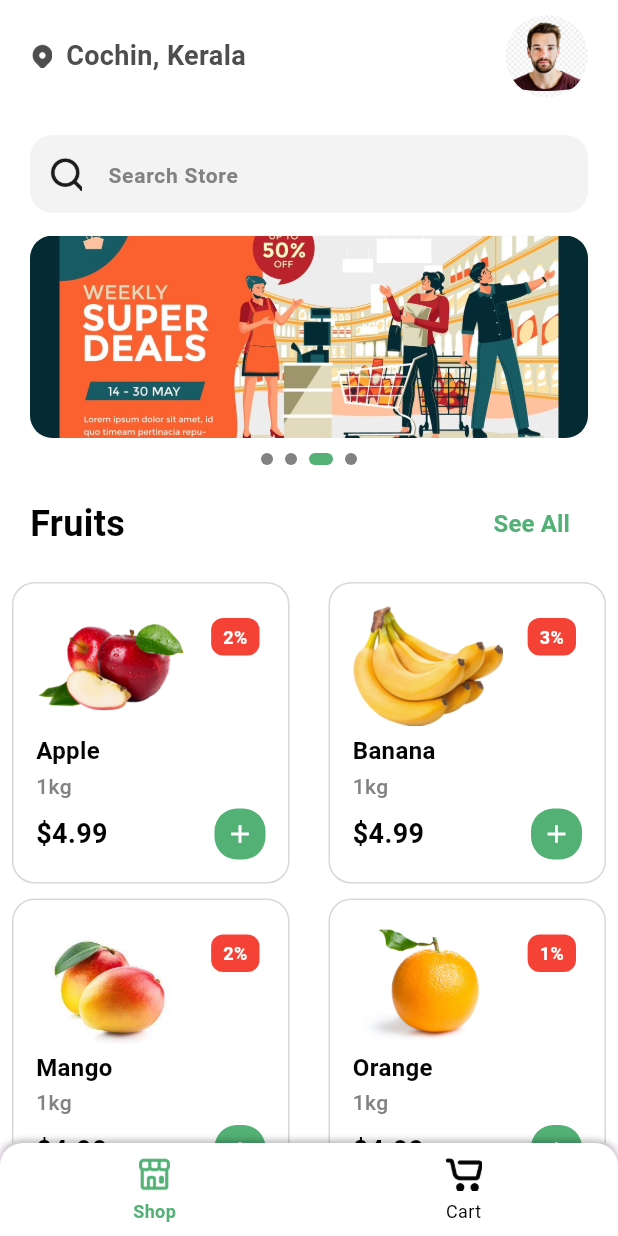
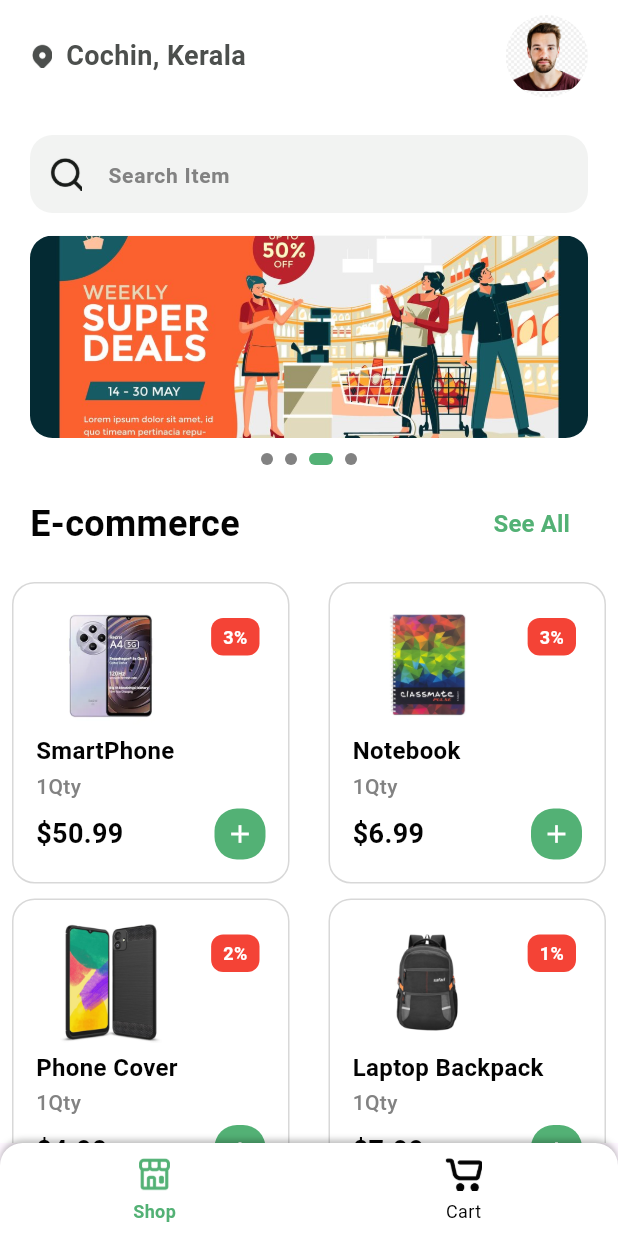
Before and after one commit to anilantony49/e-commerce-app_machine-test, a Flutter app: the screen it shows after launch, on a phone screen of 412 x 824 dp. Run offline on Flutter 3.47's test engine with Material 3 defaults, Android fonts, the phone set to English and light mode, and no system bars; drawn by our look-alikes of smooth_page_indicator; our stand-ins replace animated_text_kit, hive_flutter; accounts and stored records are empty.

Commit message:
Product details screen complete

```diff
--- a/lib/models/cart_models.dart
+++ b/lib/models/cart_models.dart
@@ -17,6 +17,8 @@ class CartModels {
   final String unit;
   @HiveField(6)
   final String discount;
+  @HiveField(7)
+  final String? description;
 
   CartModels(
       {required this.id,
@@ -25,5 +27,6 @@ class CartModels {
       required this.quantity,
       required this.unit,
       required this.image,
-      required this.discount});
+      required this.discount,
+      this.description});
 }
--- a/lib/utils/text.dart
+++ b/lib/utils/text.dart
@@ -1,8 +1,9 @@
 class AppText {
   static String fruitTitle = 'Fruits';
   static String groceriesTitle = 'Groceries';
+  static String ecommerceTitle = 'E-commerce';
   static String seeAll = 'See All';
-  static String searchStore = 'Search Store';
+  static String searchItem = 'Search Item';
   static String address = 'Cochin, Kerala';
   static String myCart = 'My Cart';
   static String itemRemovedText = 'Item removed from cart';
--- a/lib/view/home/home_screen.dart
+++ b/lib/view/home/home_screen.dart
@@ -77,6 +77,20 @@ class _HomeScreenState extends State<HomeScreen> {
                   expansionFactor: 2,
                 ),
               ),
+              buildTitle(title: AppText.ecommerceTitle),
+              BuildProductCard(
+                products: ecommerce,
+              ),
+              const SizedBox(
+                height: 15,
+              ),
+              buildTitle(title: AppText.groceriesTitle),
+              BuildProductCard(
+                products: groceries,
+              ),
+              const SizedBox(
+                height: 15,
+              ),
               buildTitle(title: AppText.fruitTitle),
               BuildProductCard(
                 products: fruits,
@@ -84,13 +98,6 @@ class _HomeScreenState extends State<HomeScreen> {
               const SizedBox(
                 height: 15,
               ),
-              buildTitle(title: AppText.groceriesTitle),
-              const SizedBox(
-                height: 15,
-              ),
-              BuildProductCard(
-                products: groceries,
-              ),
             ],
           ),
         )));
--- a/lib/view/home/widgets/build_product_card.dart
+++ b/lib/view/home/widgets/build_product_card.dart
@@ -2,6 +2,7 @@ import 'package:e_commerce_app/db/cart_db.dart';
 import 'package:e_commerce_app/models/cart_models.dart';
 import 'package:e_commerce_app/utils/colors.dart';
 import 'package:e_commerce_app/utils/text.dart';
+import 'package:e_commerce_app/view/home/product_details_screen.dart';
 import 'package:flutter/material.dart';
 
 class BuildProductCard extends StatelessWidget {
@@ -25,6 +26,14 @@ class BuildProductCard extends StatelessWidget {
       itemBuilder: (context, index) {
         var product = products[index];
         return InkWell(
+          onTap: () {
+            Navigator.push(
+              context,
+              MaterialPageRoute(
+                builder: (context) => ProductDetailsScreen(product: product),
+              ),
+            );
+          },
           child: Container(
             width: 180,
             margin: const EdgeInsets.symmetric(horizontal: 8),
@@ -62,11 +71,15 @@ class BuildProductCard extends StatelessWidget {
                 Column(
                   crossAxisAlignment: CrossAxisAlignment.start,
                   children: [
-                    Image.asset(
-                      product["icon"]!,
-                      width: 100,
-                      height: 80,
-                      fit: BoxFit.contain,
+                    Hero(
+                      tag: 'product-icon-${product["name"]}', // Unique tag
+
+                      child: Image.asset(
+                        product["icon"]!,
+                        width: 100,
+                        height: 80,
+                        fit: BoxFit.contain,
+                      ),
                     ),
                     const Spacer(),
                     Text(
--- a/lib/view/home/widgets/build_search_bar.dart
+++ b/lib/view/home/widgets/build_search_bar.dart
@@ -27,7 +27,7 @@ Widget buildSearchBar(TextEditingController controller) {
           border: InputBorder.none,
           enabledBorder: InputBorder.none,
           focusedBorder: InputBorder.none,
-          hintText: AppText.searchStore,
+          hintText: AppText.searchItem,
           hintStyle: TextStyle(
               color: Appcolor.secondaryText,
               fontSize: 14,
--- a/lib/widgets/product_list.dart
+++ b/lib/widgets/product_list.dart
@@ -5,7 +5,9 @@ final List<Map<String, String>> fruits = [
     "qty": "1",
     "unit": "kg",
     "price": "4.99",
-    "discount": "2"
+    "discount": "2",
+    "description":
+        "Fresh red apples with a juicy and crisp taste, perfect for snacks or desserts."
   },
   {
     "name": "Banana",
@@ -13,7 +15,9 @@ final List<Map<String, String>> fruits = [
     "qty": "1",
     "unit": "kg",
     "price": "4.99",
-    "discount": "3"
+    "discount": "3",
+    "description":
+        "Sweet and ripe bananas, rich in nutrients and ideal for quick energy boosts."
   },
   {
     "name": "Mango",
@@ -21,7 +25,9 @@ final List<Map<String, String>> fruits = [
     "qty": "1",
     "unit": "kg",
     "price": "4.99",
-    "discount": "2"
+    "discount": "2",
+    "description":
+        "Tropical mangoes with a rich and flavorful sweetness, perfect for smoothies or desserts."
   },
   {
     "name": "Orange",
@@ -29,9 +35,12 @@ final List<Map<String, String>> fruits = [
     "qty": "1",
     "unit": "kg",
     "price": "4.99",
-    "discount": "1"
+    "discount": "1",
+    "description":
+        "Citrusy and juicy oranges, packed with vitamin C and refreshing flavor."
   }
 ];
+
 final List<Map<String, String>> groceries = [
   {
     "name": "Cocacola",
@@ -39,7 +48,9 @@ final List<Map<String, String>> groceries = [
     "qty": "1",
     "unit": "Qty",
     "price": "4.99",
-    "discount": "2"
+    "discount": "2",
+    "description":
+        "Refreshing carbonated drink with the classic Coca-Cola flavor."
   },
   {
     "name": "Egg",
@@ -47,7 +58,8 @@ final List<Map<String, String>> groceries = [
     "qty": "1",
     "unit": "Qty",
     "price": "4.99",
-    "discount": "3"
+    "discount": "3",
+    "description": "High-quality chicken eggs, great for breakfast or baking."
   },
   {
     "name": "Noodles",
@@ -55,7 +67,9 @@ final List<Map<String, String>> groceries = [
     "qty": "1",
     "unit": "Qty",
     "price": "4.99",
-    "discount": "1"
+    "discount": "1",
+    "description":
+        "Tasty egg noodles, quick and easy to prepare for a satisfying meal."
   },
   {
     "name": "Sprite",
@@ -63,6 +77,48 @@ final List<Map<String, String>> groceries = [
     "qty": "1",
     "unit": "Qty",
     "price": "4.99",
-    "discount": "2"
+    "discount": "2",
+    "description": "Lemon-lime flavored soda, perfect for a refreshing drink."
   }
 ];
+
+final List<Map<String, String>> ecommerce = [
+  {
+    "name": "SmartPhone",
+    "icon": "assets/img/Smartphone.webp",
+    "qty": "1",
+    "unit": "Qty",
+    "price": "50.99",
+    "discount": "3",
+    "description": "Modern smartphone with advanced features and sleek design."
+  },
+  {
+    "name": "Notebook",
+    "icon": "assets/img/Notebook.jpg",
+    "qty": "1",
+    "unit": "Qty",
+    "price": "6.99",
+    "discount": "3",
+    "description": "Durable notebook, perfect for jotting down notes and ideas."
+  },
+  {
+    "name": "Phone Cover",
+    "icon": "assets/img/phone cover.jpg",
+    "qty": "1",
+    "unit": "Qty",
+    "price": "4.99",
+    "discount": "2",
+    "description":
+        "Stylish and protective phone cover, compatible with various models."
+  },
+  {
+    "name": "Laptop Backpack",
+    "icon": "assets/img/laptop backpack.jpg",
+    "qty": "1",
+    "unit": "Qty",
+    "price": "7.99",
+    "discount": "1",
+    "description":
+        "Spacious and durable laptop backpack, ideal for travel and work."
+  }
+];
--- a/pubspec.yaml
+++ b/pubspec.yaml
@@ -38,6 +38,7 @@ dependencies:
   pdf: ^3.11.1
   printing: ^5.13.4
   smooth_page_indicator: ^1.2.0+3
+  uuid: ^4.5.1
 
 dev_dependencies:
   build_runner: ^2.4.13
```
Also changed, not shown: lib/invoice_options_box.dart (deleted, +0 -93 lines), lib/payment_simulation_screen.dart (+15 -5 lines), lib/view/cart/invoice_receipt/generate_pdf_receipt.dart (deleted, +0 -73 lines), lib/view/home/product_details_screen.dart (added, +225 -0 lines), assets/img/Notebook.jpg (added), assets/img/Smartphone.webp (added), assets/img/football.jpg (added), assets/img/laptop backpack.jpg (added), assets/img/phone charger.jpg (added), assets/img/phone cover.jpg (added), assets/img/wireless earphone.jpg (added), assets/img/wireless mousejpg.jpg (added), lib/models/cart_models.g.dart, pubspec.lock.
